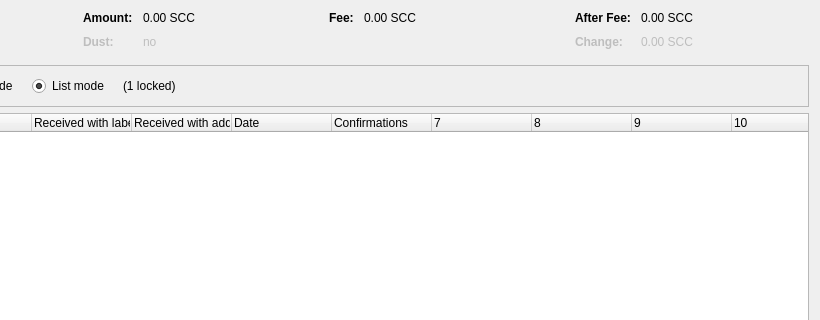
Qt form src/qt/forms/coincontroldialog.ui (smart-coin/SCC) before a commit; both pictures show x 180 to 1000 and y 0 to 320 of the 1000 by 500 pixel window.
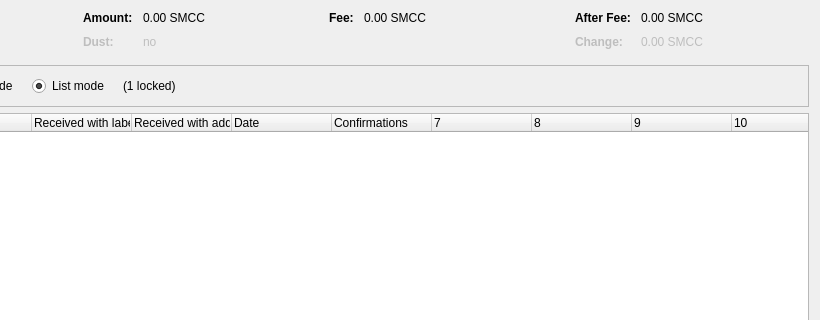
The same form after that commit. Custom widgets are drawn as their Qt base class.

```diff
--- a/src/qt/forms/coincontroldialog.ui
+++ b/src/qt/forms/coincontroldialog.ui
@@ -132,7 +132,7 @@
           <enum>Qt::ActionsContextMenu</enum>
          </property>
          <property name="text">
-          <string notr="true">0.00 SCC</string>
+          <string notr="true">0.00 SMCC</string>
          </property>
          <property name="textInteractionFlags">
           <set>Qt::LinksAccessibleByMouse|Qt::TextSelectableByKeyboard|Qt::TextSelectableByMouse</set>
@@ -212,7 +212,7 @@
           <enum>Qt::ActionsContextMenu</enum>
          </property>
          <property name="text">
-          <string notr="true">0.00 SCC</string>
+          <string notr="true">0.00 SMCC</string>
          </property>
          <property name="textInteractionFlags">
           <set>Qt::LinksAccessibleByMouse|Qt::TextSelectableByKeyboard|Qt::TextSelectableByMouse</set>
@@ -257,7 +257,7 @@
           <enum>Qt::ActionsContextMenu</enum>
          </property>
          <property name="text">
-          <string notr="true">0.00 SCC</string>
+          <string notr="true">0.00 SMCC</string>
          </property>
          <property name="textInteractionFlags">
           <set>Qt::LinksAccessibleByMouse|Qt::TextSelectableByKeyboard|Qt::TextSelectableByMouse</set>
@@ -292,7 +292,7 @@
           <enum>Qt::ActionsContextMenu</enum>
          </property>
          <property name="text">
-          <string notr="true">0.00 SCC</string>
+          <string notr="true">0.00 SMCC</string>
          </property>
          <property name="textInteractionFlags">
           <set>Qt::LinksAccessibleByMouse|Qt::TextSelectableByKeyboard|Qt::TextSelectableByMouse</set>
```
